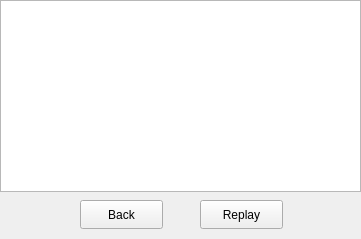
Old version of the form Tic-Tac-Toe-Game/profile_menu.ui in the repository ahmedg3x1/Tic-Tac-Toe-Game.
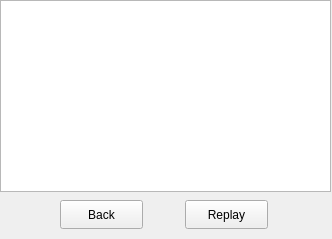
New version of the form. The open tabs and pages were chosen to show the change.

Diff of the .ui file:
```diff
--- a/Tic-Tac-Toe-Game/profile_menu.ui
+++ b/Tic-Tac-Toe-Game/profile_menu.ui
@@ -9,7 +9,7 @@
    <rect>
     <x>0</x>
     <y>0</y>
-    <width>361</width>
+    <width>332</width>
     <height>239</height>
    </rect>
   </property>
@@ -22,7 +22,7 @@
      <rect>
       <x>0</x>
       <y>0</y>
-      <width>361</width>
+      <width>331</width>
       <height>239</height>
      </rect>
     </property>
@@ -144,7 +144,7 @@
        <rect>
         <x>0</x>
         <y>0</y>
-        <width>361</width>
+        <width>331</width>
         <height>192</height>
        </rect>
       </property>
@@ -152,7 +152,7 @@
      <widget class="QPushButton" name="replay">
       <property name="geometry">
        <rect>
-        <x>200</x>
+        <x>185</x>
         <y>200</y>
         <width>83</width>
         <height>29</height>
@@ -165,7 +165,7 @@
      <widget class="QPushButton" name="back">
       <property name="geometry">
        <rect>
-        <x>80</x>
+        <x>60</x>
         <y>200</y>
         <width>83</width>
         <height>29</height>
```
Left out of the diff: 2 changed lines with no effect on the pictures.
